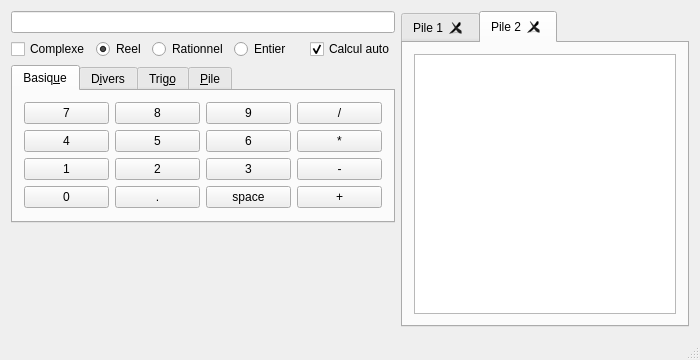
Qt form ProjetLO21/mainwindow.ui (Pitouli/lo21-ahmed-pitouli) before a commit.
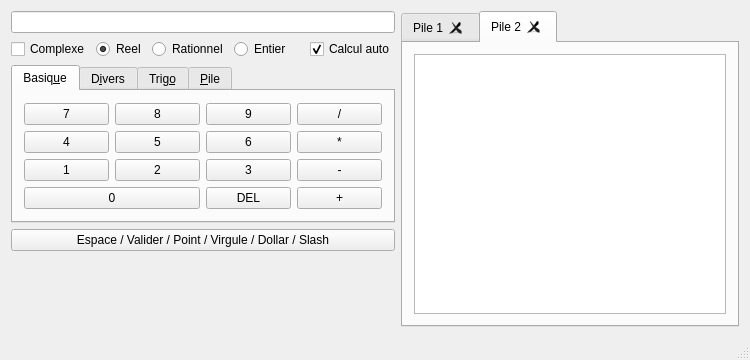
The same form after that commit. The open tabs and pages were chosen to show the change.

```diff
--- a/ProjetLO21/mainwindow.ui
+++ b/ProjetLO21/mainwindow.ui
@@ -6,7 +6,7 @@
    <rect>
     <x>0</x>
     <y>0</y>
-    <width>700</width>
+    <width>750</width>
     <height>360</height>
    </rect>
   </property>
@@ -22,7 +22,7 @@
       </property>
      </widget>
     </item>
-    <item row="0" column="1" rowspan="4">
+    <item row="0" column="1" rowspan="5">
      <widget class="QTabWidget" name="tabWidget_pile">
       <property name="minimumSize">
        <size>
@@ -134,7 +134,7 @@
       </item>
      </layout>
     </item>
-    <item row="3" column="0">
+    <item row="4" column="0">
      <spacer name="verticalSpacer">
       <property name="orientation">
        <enum>Qt::Vertical</enum>
@@ -158,9 +158,6 @@
       <property name="currentIndex">
        <number>0</number>
       </property>
-      <property name="tabsClosable">
-       <bool>false</bool>
-      </property>
       <widget class="QWidget" name="tab_basique">
        <property name="accessibleName">
         <string/>
@@ -175,6 +172,8 @@
        </attribute>
        <layout class="QGridLayout" name="gridLayout_2">
         <item row="0" column="0">
+         <layout class="QGridLayout" name="gridLayout_tabBasique">
+          <item row="0" column="0">
          <widget class="QPushButton" name="pushButton_7">
           <property name="text">
            <string>7</string>
@@ -188,13 +187,20 @@
           </property>
          </widget>
         </item>
-        <item row="0" column="2">
+          <item row="0" column="3">
          <widget class="QPushButton" name="pushButton_9">
           <property name="text">
            <string>9</string>
           </property>
          </widget>
         </item>
+          <item row="0" column="4">
+           <widget class="QPushButton" name="pushButton_diviser">
+            <property name="text">
+             <string>/</string>
+            </property>
+           </widget>
+          </item>
         <item row="1" column="0">
          <widget class="QPushButton" name="pushButton_4">
           <property name="text">
@@ -209,13 +215,20 @@
           </property>
          </widget>
         </item>
-        <item row="1" column="2">
+          <item row="1" column="3">
          <widget class="QPushButton" name="pushButton_6">
           <property name="text">
            <string>6</string>
           </property>
          </widget>
         </item>
+          <item row="1" column="4">
+           <widget class="QPushButton" name="pushButton_fois">
+            <property name="text">
+             <string>*</string>
+            </property>
+           </widget>
+          </item>
         <item row="2" column="0">
          <widget class="QPushButton" name="pushButton_1">
           <property name="text">
@@ -230,61 +243,42 @@
           </property>
          </widget>
         </item>
-        <item row="2" column="2">
+          <item row="2" column="3">
          <widget class="QPushButton" name="pushButton_3">
           <property name="text">
            <string>3</string>
           </property>
          </widget>
         </item>
-        <item row="3" column="0">
+          <item row="2" column="4">
+           <widget class="QPushButton" name="pushButton_moins">
+            <property name="text">
+             <string>-</string>
+            </property>
+           </widget>
+          </item>
+          <item row="3" column="0" colspan="2">
          <widget class="QPushButton" name="pushButton_0">
           <property name="text">
            <string>0</string>
           </property>
          </widget>
         </item>
-        <item row="3" column="1">
-         <widget class="QPushButton" name="pushButton_point">
-          <property name="text">
-           <string>.</string>
-          </property>
-         </widget>
-        </item>
-        <item row="3" column="2">
-         <widget class="QPushButton" name="pushButton_space">
-          <property name="text">
-           <string>space</string>
-          </property>
-         </widget>
-        </item>
-        <item row="0" column="3">
-         <widget class="QPushButton" name="pushButton_diviser">
-          <property name="text">
-           <string>/</string>
-          </property>
-         </widget>
-        </item>
         <item row="3" column="3">
+           <widget class="QPushButton" name="pushButton_del">
+            <property name="text">
+             <string>DEL</string>
+            </property>
+           </widget>
+          </item>
+          <item row="3" column="4">
          <widget class="QPushButton" name="pushButton_plus">
           <property name="text">
            <string>+</string>
           </property>
          </widget>
         </item>
-        <item row="2" column="3">
-         <widget class="QPushButton" name="pushButton_moins">
-          <property name="text">
-           <string>-</string>
-          </property>
-         </widget>
-        </item>
-        <item row="1" column="3">
-         <widget class="QPushButton" name="pushButton_fois">
-          <property name="text">
-           <string>*</string>
-          </property>
-         </widget>
+         </layout>
         </item>
        </layout>
       </widget>
@@ -572,6 +566,16 @@
       </widget>
      </widget>
     </item>
+    <item row="3" column="0">
+     <widget class="QPushButton" name="pushButton_space">
+      <property name="text">
+       <string>Espace / Valider / Point / Virgule / Dollar / Slash</string>
+      </property>
+      <property name="shortcut">
+       <string>Space</string>
+      </property>
+     </widget>
+    </item>
    </layout>
   </widget>
   <widget class="QStatusBar" name="statusBar"/>
```
Left out of the diff: 174 changed lines with no effect on the pictures. Lines whose indentation alone changed are shown as unchanged.
